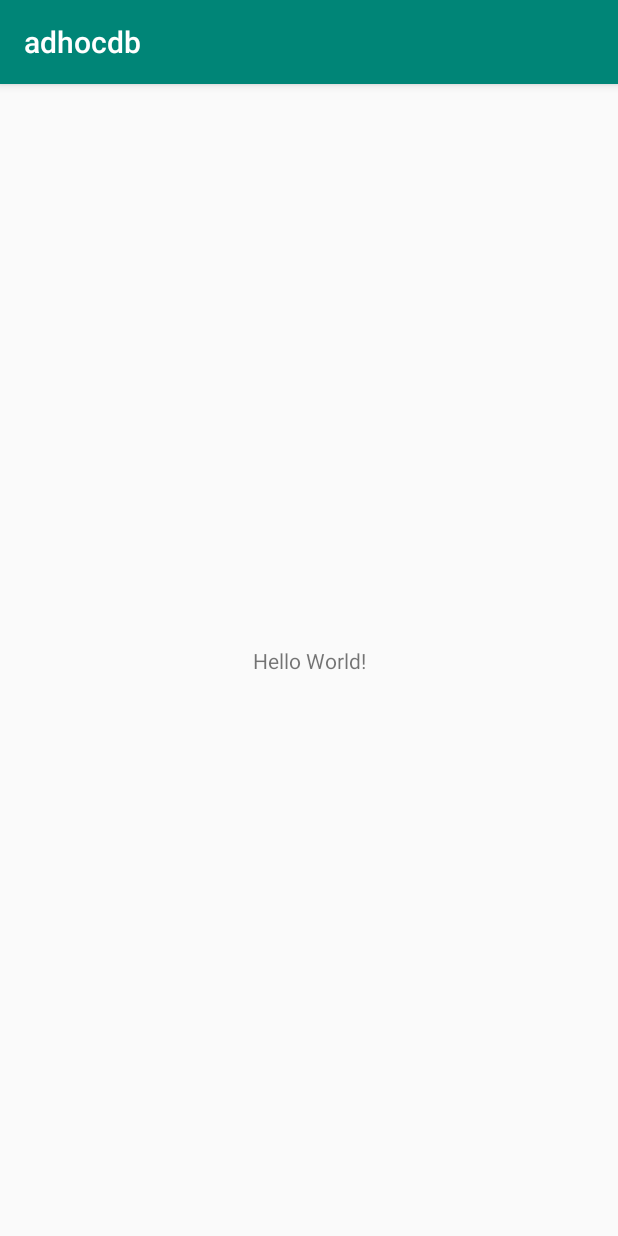
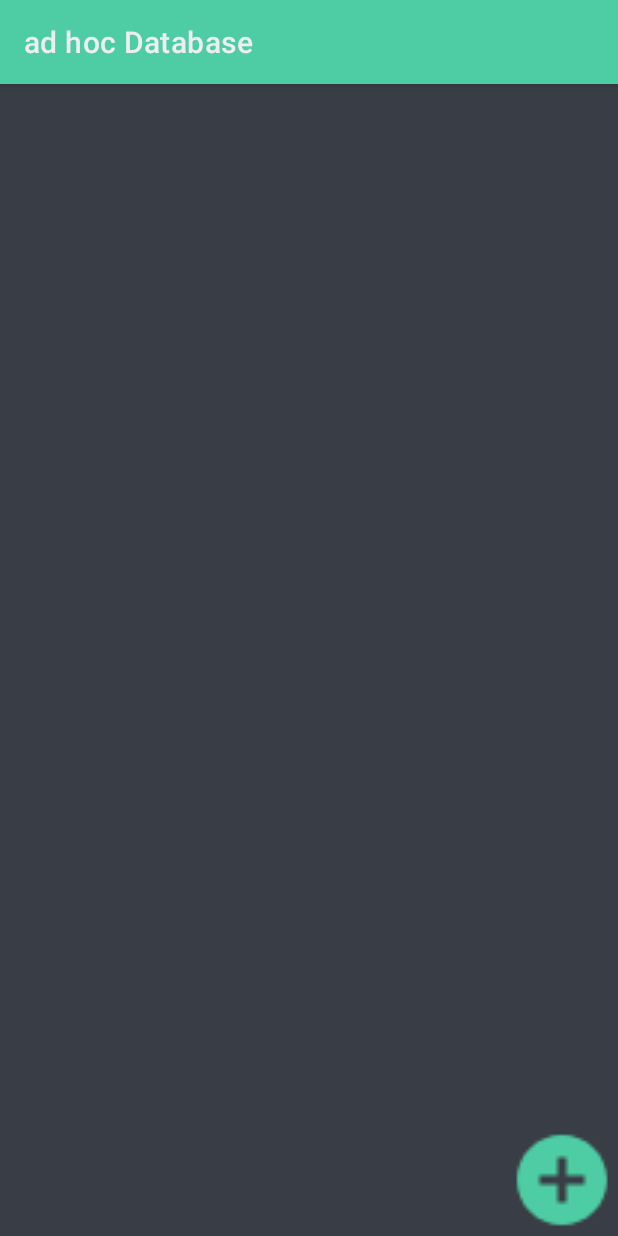
Before and after one commit to NiklasHoltmeyer/ad-hoc-db-android, an Android app: the screen it shows after launch (MainActivity), on a phone screen of 412 x 824 dp. Run offline under Robolectric (Android 15) with nearby library versions, the phone set to English and light mode, and no system bars.

Commit message:
material io

```diff
--- /dev/null
+++ b/app/src/main/res/drawable/ic_add_circle_black_24dp.xml
@@ -0,0 +1,5 @@
+<vector android:height="24dp" android:tint="#4ECCA3"
+    android:viewportHeight="24.0" android:viewportWidth="24.0"
+    android:width="24dp" xmlns:android="http://schemas.android.com/apk/res/android">
+    <path android:fillColor="#FF000000" android:pathData="M12,2C6.48,2 2,6.48 2,12s4.48,10 10,10 10,-4.48 10,-10S17.52,2 12,2zM17,13h-4v4h-2v-4L7,13v-2h4L11,7h2v4h4v2z"/>
+</vector>
--- /dev/null
+++ b/app/src/main/res/drawable/ic_label_black_24dp.xml
@@ -0,0 +1,5 @@
+<vector android:height="24dp" android:tint="#4ECCA3"
+    android:viewportHeight="24.0" android:viewportWidth="24.0"
+    android:width="24dp" xmlns:android="http://schemas.android.com/apk/res/android">
+    <path android:fillColor="#FF000000" android:pathData="M17.63,5.84C17.27,5.33 16.67,5 16,5L5,5.01C3.9,5.01 3,5.9 3,7v10c0,1.1 0.9,1.99 2,1.99L16,19c0.67,0 1.27,-0.33 1.63,-0.84L22,12l-4.37,-6.16z"/>
+</vector>
--- a/app/src/main/res/layout/activity_main.xml
+++ b/app/src/main/res/layout/activity_main.xml
@@ -6,13 +6,17 @@
     android:layout_height="match_parent"
     tools:context=".MainActivity">
 
-    <TextView
+    <ImageView
+        android:id="@+id/addButton"
         android:layout_width="wrap_content"
         android:layout_height="wrap_content"
-        android:text="Hello World!"
+        android:layout_marginEnd="25dp"
+        android:layout_marginBottom="25dp"
+        android:clickable="true"
+        android:onClick="addButtonOnClick"
+        android:scaleX="3"
+        android:scaleY="3"
         app:layout_constraintBottom_toBottomOf="parent"
-        app:layout_constraintLeft_toLeftOf="parent"
-        app:layout_constraintRight_toRightOf="parent"
-        app:layout_constraintTop_toTopOf="parent" />
-
+        app:layout_constraintEnd_toEndOf="parent"
+        app:srcCompat="@drawable/ic_add_circle_black_24dp" />
 </androidx.constraintlayout.widget.ConstraintLayout>
--- a/app/src/main/res/values/colors.xml
+++ b/app/src/main/res/values/colors.xml
@@ -1,6 +1,31 @@
 <?xml version="1.0" encoding="utf-8"?>
 <resources>
-    <color name="colorPrimary">#008577</color>
+    <!-- https://colorhunt.co/palette/117601 -->
+    <color name="colorPrimary">#232931</color>
+    <color name="colorPrimaryDark">#393e46</color>
+    <color name="colorAccent">#4ecca3</color>
+    <color name="colorWhite">#eeeeee</color>
+    <color name="colorWhiteSecondary">#D0D0D0</color>
+    <color name="colorBlack">#111111</color>
+
+    <color name="colorBackground">#393e46</color>
+    <color name="colorError">#F44336</color>
+
+    <color name="colorHeaderBackground">@color/colorAccent</color>
+
+
+
+
+    <color name="colorTest">#E91E63</color>
+    <color name="colorTest2">#4CAF50</color>
+    <color name="colorTest3">#8BC34A</color>
+    <color name="colorTest4">#9C27B0</color>
+    <color name="colorTest5">#FFEB3B</color>
+
+
+
+    <!--<color name="colorPrimary">#008577</color>
     <color name="colorPrimaryDark">#00574B</color>
     <color name="colorAccent">#D81B60</color>
+    -->
 </resources>
--- a/app/src/main/res/values/strings.xml
+++ b/app/src/main/res/values/strings.xml
@@ -1,3 +1,3 @@
 <resources>
-    <string name="app_name">adhocdb</string>
+    <string name="app_name">ad hoc Database</string>
 </resources>
--- a/app/src/main/res/values/styles.xml
+++ b/app/src/main/res/values/styles.xml
@@ -1,11 +1,82 @@
 <resources>
 
     <!-- Base application theme. -->
-    <style name="AppTheme" parent="Theme.AppCompat.Light.DarkActionBar">
+    <style name="AppTheme" parent="Theme.MaterialComponents.DayNight">
         <!-- Customize your theme here. -->
-        <item name="colorPrimary">@color/colorPrimary</item>
-        <item name="colorPrimaryDark">@color/colorPrimaryDark</item>
+        <item name="colorPrimary">@color/colorHeaderBackground</item>
+        <item name="colorPrimaryDark">@color/colorTest3</item>
         <item name="colorAccent">@color/colorAccent</item>
+
+
+        <item name="android:textColor">@color/colorWhite</item>
+        <item name="color">@color/colorWhite</item>
+        <item name="colorSecondary">#FF0000</item>
+        <item name="android:colorBackground">@color/colorBackground</item>
+        <item name="colorError">@color/colorError</item>
+        <item name="colorPrimaryVariant">@color/colorAccent</item>
+        <item name="colorSecondaryVariant">@color/colorTest</item>
+        <item name="colorSurface">#313131</item>
+        <item name="colorOnPrimary">#00BCD4</item>
+        <item name="colorOnSecondary">#00BCD4</item>
+        <item name="colorOnBackground">#673AB7</item>
+        <item name="colorOnError">#2196F3</item>
+        <item name="colorOnSurface">@color/colorWhiteSecondary</item> <!-- placeholder farbe -->
+        <item name="scrimBackground">#E607FF</item>
+
+
+        <item name="android:editTextColor">@color/colorWhite</item>
+        <item name="android:textColorPrimary">@color/colorWhite</item>
+        <item name="android:textColorSecondary">@color/colorWhite</item>
+        <item name="android:textColorTertiary">@color/colorWhite</item>
+        <item name="android:textColorPrimaryInverse">@color/colorWhite</item>
+        <item name="android:textColorSecondaryInverse">@color/colorWhite</item>
+        <item name="android:textColorTertiaryInverse">@color/colorWhite</item>
+    </style>
+
+    <style name="MyTheme" parent="@android:style/Theme.Holo.Light">
+        <item name="android:actionBarStyle">@style/MyTheme.ActionBarStyle</item>
+    </style>
+
+    <style name="MyTheme.ActionBarStyle" parent="@android:style/Widget.Holo.Light.ActionBar">
+        <item name="android:titleTextStyle">@style/MyTheme.ActionBar.TitleTextStyle</item>
+    </style>
+
+    <style name="MyTheme.ActionBar.TitleTextStyle" parent="@android:style/TextAppearance.Holo.Widget.ActionBar.Title">
+        <item name="android:textColor">@color/colorWhite</item>
+    </style>
+
+    <style name="Theme.MyApp" parent="Theme.AppCompat">
+
+        <!-- Original AppCompat attributes. -->
+        <item name="colorPrimary">@color/colorTest4</item>
+        <item name="colorSecondary">@color/colorTest5</item>
+        <item name="android:colorBackground">@color/colorBackground</item>
+        <item name="colorError">@color/colorError</item>
+
+        <!-- New MaterialComponents attributes. -->
+        <item name="colorPrimaryVariant">@color/colorAccent</item>
+        <item name="colorSecondaryVariant">@color/colorTest</item>
+        <item name="colorSurface">#313131</item>
+        <item name="colorOnPrimary">#9C27B0</item>
+        <item name="colorOnSecondary">#00BCD4</item>
+        <item name="colorOnBackground">#673AB7</item>
+        <item name="colorOnError">#2196F3</item>
+        <item name="colorOnSurface">#E91E63</item>
+        <item name="scrimBackground">#FFC107</item>
+        <item name="textAppearanceHeadline1">@style/TextAppearance.MaterialComponents.Headline1</item>
+        <item name="textAppearanceHeadline2">@style/TextAppearance.MaterialComponents.Headline2</item>
+        <item name="textAppearanceHeadline3">@style/TextAppearance.MaterialComponents.Headline3</item>
+        <item name="textAppearanceHeadline4">@style/TextAppearance.MaterialComponents.Headline4</item>
+        <item name="textAppearanceHeadline5">@style/TextAppearance.MaterialComponents.Headline5</item>
+        <item name="textAppearanceHeadline6">@style/TextAppearance.MaterialComponents.Headline6</item>
+        <item name="textAppearanceSubtitle1">@style/TextAppearance.MaterialComponents.Subtitle1</item>
+        <item name="textAppearanceSubtitle2">@style/TextAppearance.MaterialComponents.Subtitle2</item>
+        <item name="textAppearanceBody1">@style/TextAppearance.MaterialComponents.Body1</item>
+        <item name="textAppearanceBody2">@style/TextAppearance.MaterialComponents.Body2</item>
+        <item name="textAppearanceCaption">@style/TextAppearance.MaterialComponents.Caption</item>
+        <item name="textAppearanceButton">@style/TextAppearance.MaterialComponents.Button</item>
+        <item name="textAppearanceOverline">@style/TextAppearance.MaterialComponents.Overline</item>
+
     </style>
 
 </resources>
--- a/build.gradle
+++ b/build.gradle
@@ -5,7 +5,6 @@ buildscript {
     repositories {
         google()
         jcenter()
-
     }
     dependencies {
         classpath 'com.android.tools.build:gradle:3.5.3'
```
Also changed, not shown: app/build.gradle (+7 -2 lines), app/src/main/AndroidManifest.xml (+7 -1 lines), app/src/main/java/de/hsos/ma/adhocdb/CreateTableActivity.kt (added, +33 -0 lines), app/src/main/java/de/hsos/ma/adhocdb/MainActivity.kt (+8 -1 lines), app/src/main/java/de/hsos/ma/adhocdb/ui/createtable/CreateTableFragment.kt (added, +32 -0 lines), app/src/main/java/de/hsos/ma/adhocdb/ui/createtable/CreateTableViewModel.kt (added, +7 -0 lines), app/src/main/res/layout/create_table_activity.xml (added, +7 -0 lines), app/src/main/res/layout/create_table_fragment.xml (added, +32 -0 lines).
